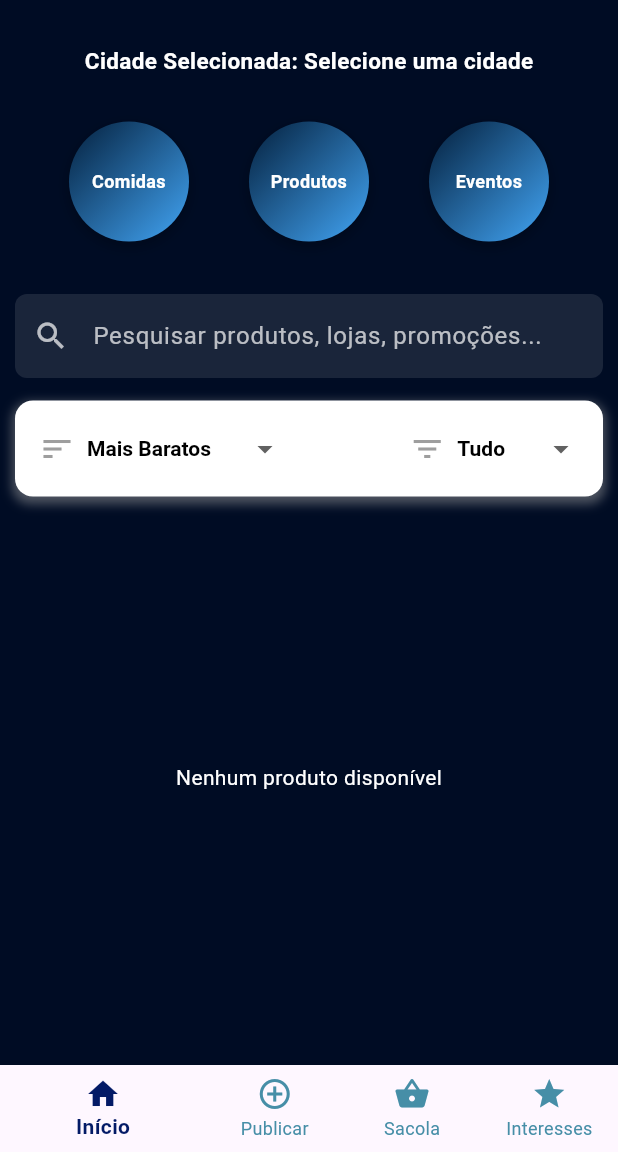
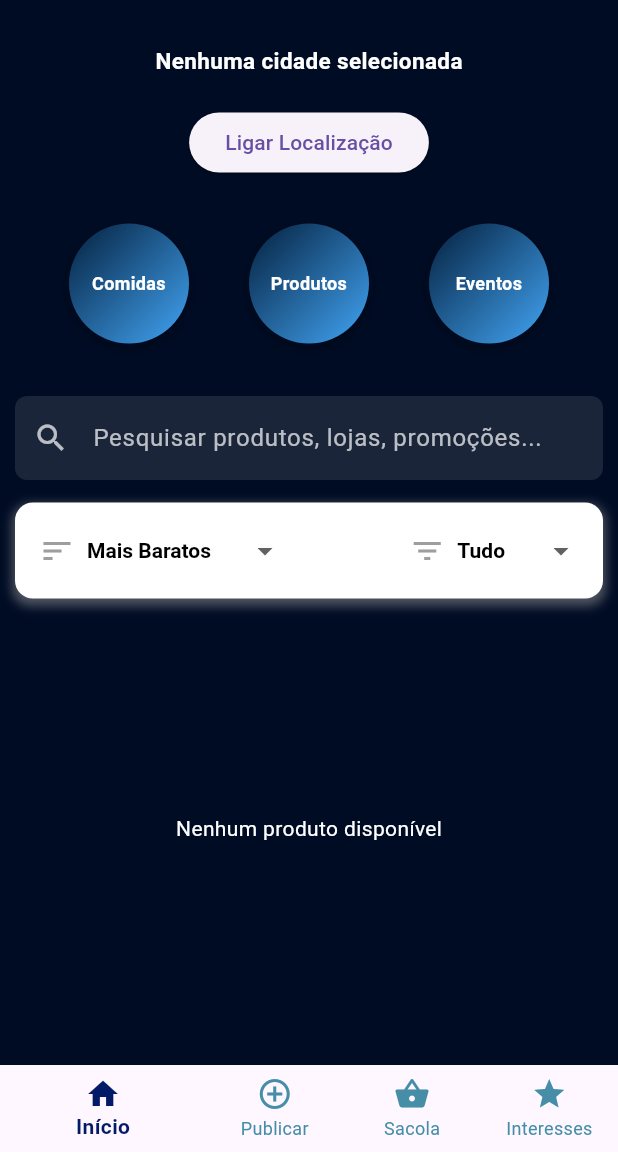
Before and after one commit to CaioAndersonMM/PromoApp-Flutter, a Flutter app: the screen it shows after launch, on a phone screen of 412 x 824 dp, the part 84-1236 px from its top. Run offline on Flutter 3.47's test engine with Material 3 defaults, Android fonts, the phone set to English and light mode, and no system bars; our stand-ins replace cloud_firestore, firebase_core, geolocator, get, image_picker, sqflite; accounts and stored records are empty.

Commit message:
feat: Se o usuário não seleciona uma cidade, um botão pede para verificar através do IP dele.

```diff
--- a/lib/main.dart
+++ b/lib/main.dart
@@ -79,7 +79,6 @@ class MyHomePage extends StatelessWidget {
                   return SingleChildScrollView(
                     child: Padding(
                       padding: EdgeInsets.only(
-                        // Ajusta o padding inferior quando o teclado é mostrado
                         bottom: MediaQuery.of(context).viewInsets.bottom,
                       ),
                       child: Container(
@@ -224,8 +223,6 @@ class MyHomePage extends StatelessWidget {
 
       // Armazena a URL do arquivo salvo no controlador (ou use onde precisar)
       controller.imagePath.value = savedImage.path;
-
-      // Aqui você pode navegar para a página de criação de produto, por exemplo
       Get.snackbar('Foto Capturada', 'A imagem foi salva com sucesso!');
 
       // Chama o método para mostrar o formulário de adição do produto
@@ -235,7 +232,7 @@ class MyHomePage extends StatelessWidget {
     }
   }
 
-  @override
+@override
   Widget build(BuildContext context) {
     return Scaffold(
       appBar: AppBar(
@@ -268,22 +265,47 @@ class MyHomePage extends StatelessWidget {
         child: Column(
           children: <Widget>[
             const SizedBox(height: 20),
-            Obx(() => Text(
+            Obx(() {
+              // Verifica se a cidade foi selecionada
+              if (controller.selectedCity.value == 'Selecione uma cidade') {
+                return Column(
+                  children: [
+                    const Text(
+                      'Nenhuma cidade selecionada',
+                      style: TextStyle(
+                        fontSize: 15,
+                        fontWeight: FontWeight.bold,
+                        color: Colors.white,
+                      ),
+                    ),
+                    const SizedBox(height: 20),
+                    ElevatedButton(
+                      onPressed: () {
+                        // Ação para ativar localização
+                        controller.activateLocation();
+                      },
+                      child: const Text('Ligar Localização'),
+                    ),
+                  ],
+                );
+              } else {
+                return Text(
                   'Cidade Selecionada: ${controller.selectedCity}',
                   style: const TextStyle(
                     fontSize: 15,
                     fontWeight: FontWeight.bold,
                     color: Colors.white,
                   ),
-                )),
+                );
+              }
+            }),
             const SizedBox(height: 20),
             Wrap(
               spacing: 20.0,
               runSpacing: 10.0,
               children: <Widget>[
                 TypeItem(name: 'Comidas', destinationPage: ComidasPage()),
-                const TypeItem(
-                    name: 'Produtos', destinationPage: ProdutosPage()),
+                const TypeItem(name: 'Produtos', destinationPage: ProdutosPage()),
                 const TypeItem(name: 'Eventos', destinationPage: EventosPage()),
               ],
             ),
@@ -333,8 +355,7 @@ class MyHomePage extends StatelessWidget {
               ),
             ],
             currentIndex: controller.selectedIndex.value,
-            selectedItemColor: const Color.fromARGB(
-                255, 3, 26, 102), // Cor dos itens selecionados
+            selectedItemColor: const Color.fromARGB(255, 3, 26, 102),
             unselectedItemColor: const Color.fromARGB(255, 70, 142, 167),
             showSelectedLabels: true,
             showUnselectedLabels: true,
@@ -352,17 +373,16 @@ class MyHomePage extends StatelessWidget {
                 controller.selectedIndex.value = index;
                 switch (index) {
                   case 0:
-                    Get.toNamed('/home'); // Navega para a tela inicial
+                    Get.toNamed('/home');
                     break;
                   case 1:
-                    await _pickImageFromCamera(); // Abre a câmera
+                    await _pickImageFromCamera();
                     break;
                   case 2:
-                    Get.toNamed('/desejo'); // Navega para a tela de desejos
+                    Get.toNamed('/desejo');
                     break;
                   case 3:
-                    Get.toNamed(
-                        '/interesses'); // Navega para a tela de interesses
+                    Get.toNamed('/interesses');
                     break;
                 }
               }
```
